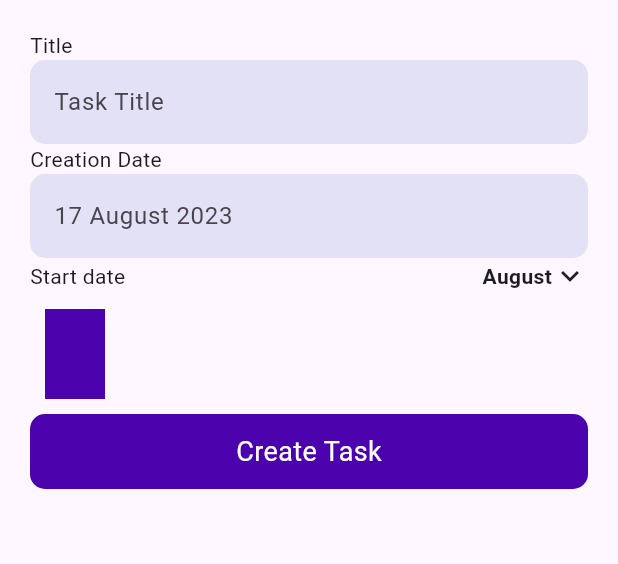
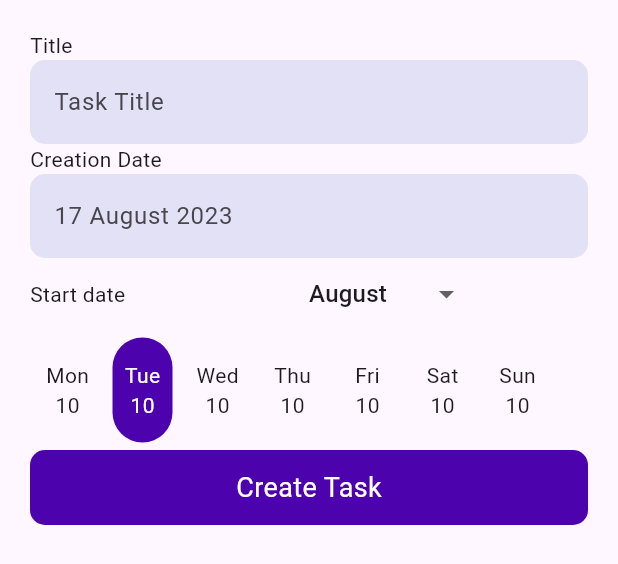
Before and after one commit to hopemadziakapita/Task-management, a Flutter app: the MyBottomSheetContent widget shown alone on an empty page, opened directly, on a phone screen of 412 x 824 dp. Shown: the top 564 px of the screen. Run offline on Flutter 3.47's test engine with Material 2 defaults, Android fonts, the phone set to English and light mode, and no system bars.

Commit message:
Update CustomModal.dart

```diff
--- a/lib/pages/CustomModal.dart
+++ b/lib/pages/CustomModal.dart
@@ -1,9 +1,15 @@
 import 'package:flutter/material.dart';
 import 'package:interview/helpers/Colors.dart';
 
-class MyBottomSheetContent extends StatelessWidget {
+class MyBottomSheetContent extends StatefulWidget {
   const MyBottomSheetContent({super.key});
 
+  @override
+  State<MyBottomSheetContent> createState() => _MyBottomSheetContentState();
+}
+
+class _MyBottomSheetContentState extends State<MyBottomSheetContent> {
+  String month = "August";
   @override
   Widget build(BuildContext context) {
     return Container(
@@ -52,21 +58,39 @@ class MyBottomSheetContent extends StatelessWidget {
             ),
             Column(
               children: [
-                const Row(
+                Row(
                   children: [
                     Expanded(
                       child: Text("Start date"),
                     ),
                     Expanded(
-                      child: Row(
-                        mainAxisAlignment: MainAxisAlignment.end,
-                        children: [
-                          Text(
-                            "August",
-                            style: TextStyle(fontWeight: FontWeight.w600),
-                          ),
-                          Icon(Icons.expand_more)
-                        ],
+                      child: DropdownButton<String>(
+                        underline: Container(),
+                        value: month, // Initial selected value
+                        items: <String>[
+                          'January',
+                          'February',
+                          'March',
+                          'April',
+                          'May',
+                          'June',
+                          'July',
+                          'August',
+                          'September',
+                          'October',
+                          'November',
+                          'December'
+                        ].map((String value) {
+                          return DropdownMenuItem<String>(
+                            value: value,
+                            child: Text(value),
+                          );
+                        }).toList(),
+                        onChanged: (String? newValue) {
+                          setState(() {
+                            month = newValue!;
+                          });
+                        },
                       ),
                     ),
                   ],
@@ -77,13 +101,128 @@ class MyBottomSheetContent extends StatelessWidget {
                     scrollDirection: Axis.horizontal,
                     children: [
                       Padding(
-                        padding: const EdgeInsets.all(10.0),
+                        padding: const EdgeInsets.all(5),
                         child: Container(
                           width: 40,
-                          decoration:
-                              BoxDecoration(color: AppColors().primaryColor),
+                          decoration: BoxDecoration(
+                            borderRadius: BorderRadius.circular(20),
+                          ),
+                          child: const Column(
+                            mainAxisAlignment: MainAxisAlignment.center,
+                            children: [
+                              Text("Mon"),
+                              Text("10"),
+                            ],
+                          ),
                         ),
-                      )
+                      ),
+                      Padding(
+                        padding: const EdgeInsets.all(5),
+                        child: Container(
+                          width: 40,
+                          decoration: BoxDecoration(
+                            color: AppColors().primaryColor,
+                            borderRadius: BorderRadius.circular(20),
+                          ),
+                          child: const Column(
+                            mainAxisAlignment: MainAxisAlignment.center,
+                            children: [
+                              Text(
+                                "Tue",
+                                style: TextStyle(color: Colors.white),
+                              ),
+                              Text(
+                                "10",
+                                style: TextStyle(color: Colors.white),
+                              ),
+                            ],
+                          ),
+                        ),
+                      ),
+                      Padding(
+                        padding: const EdgeInsets.all(5),
+                        child: Container(
+                          width: 40,
+                          decoration: BoxDecoration(
+                            borderRadius: BorderRadius.circular(20),
+                          ),
+                          child: const Column(
+                            mainAxisAlignment: MainAxisAlignment.center,
+                            children: [
+                              Text(
+                                "Wed",
+                              ),
+                              Text(
+                                "10",
+                              ),
+                            ],
+                          ),
+                        ),
+                      ),
+                      Padding(
+                        padding: const EdgeInsets.all(5),
+                        child: Container(
+                          width: 40,
+                          decoration: BoxDecoration(
+                            borderRadius: BorderRadius.circular(20),
+                          ),
+                          child: const Column(
+                            mainAxisAlignment: MainAxisAlignment.center,
+                            children: [
+                              Text("Thu"),
+                              Text("10"),
+                            ],
+                          ),
+                        ),
+                      ),
+                      Padding(
+                        padding: const EdgeInsets.all(5),
+                        child: Container(
+                          width: 40,
+                          decoration: BoxDecoration(
+                            borderRadius: BorderRadius.circular(20),
+                          ),
+                          child: const Column(
+                            mainAxisAlignment: MainAxisAlignment.center,
+                            children: [
+                              Text("Fri"),
+                              Text("10"),
+                            ],
+                          ),
+                        ),
+                      ),
+                      Padding(
+                        padding: const EdgeInsets.all(5),
+                        child: Container(
+                          width: 40,
+                          decoration: BoxDecoration(
+                            borderRadius: BorderRadius.circular(20),
+                          ),
+                          child: const Column(
+                            mainAxisAlignment: MainAxisAlignment.center,
+                            children: [
+                              Text("Sat"),
+                              Text("10"),
+                            ],
+                          ),
+                        ),
+                      ),
+                      Padding(
+                        padding: const EdgeInsets.all(5),
+                        child: Container(
+                          width: 40,
+                          decoration: BoxDecoration(
+                            borderRadius: BorderRadius.circular(20),
+                          ),
+                          child: const Column(
+                            mainAxisAlignment: MainAxisAlignment.center,
+                            children: [
+                              Text("Sun"),
+                              Text("10"),
+                            ],
+                          ),
+                        ),
+                      ),
                     ],
                   ),
                 )
```
